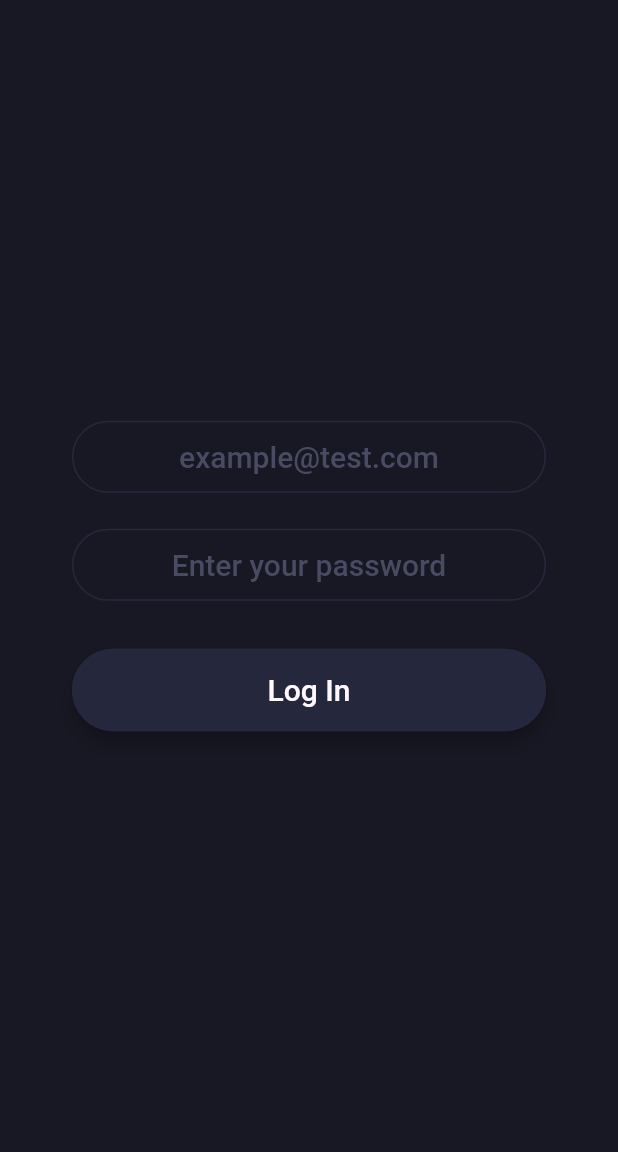
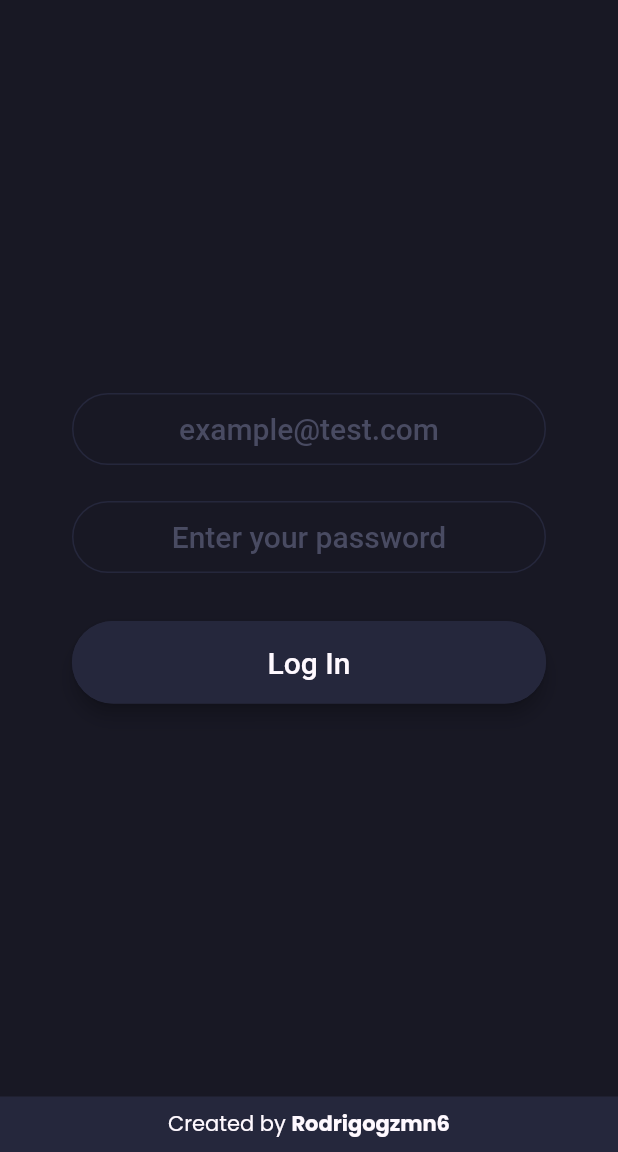
Before and after one commit to Rodrigogzmn6/todo_app, a Flutter app: the screen it shows after launch, after a tap on "Login", on a phone screen of 412 x 824 dp, the part 84-1236 px from its top. Run offline on Flutter 3.47's test engine with Material 2 defaults, Android fonts, the phone set to English and light mode, and no system bars; drawn by our look-alikes of modal_progress_hud_nsn; our stand-ins replace cloud_firestore, firebase_auth, firebase_core, google_fonts; accounts and stored records are empty.

Commit message:
UI finished

```diff
--- a/lib/constants.dart
+++ b/lib/constants.dart
@@ -1,7 +1,7 @@
 import 'package:flutter/material.dart';
 
 class Constants {
-  // * Colors
+  // * COLORS
   // * Title and active
   static const activeTextColor = Color(0xFF4773D8);
   static const titleTextColor = Color(0xFFFFFFFF);
@@ -18,7 +18,9 @@ class Constants {
   static const lgTextColor = Color(0xFF4D4E5C);
   static const lgCheckedTextColor = Color(0xFFC4C3C9);
 
-  // * Strings
+  // * STRINGS
+  // * Collection Name
+  static const collection = 'users';
   // * Forms
   static const namePlaceholder = 'Enter your name';
   static const lastnamePlaceholder = 'Enter your last name';
@@ -33,7 +35,10 @@ class Constants {
   static const blankEmail = "Please fill the email field";
   static const blankPassword = "Please fill the password field";
 
-  // * Decorations
+  // * Repository link
+  static const repoLink = 'https://github.com/Rodrigogzmn6';
+
+  // * DECORATIONS
   static const formTextFieldDecoration = InputDecoration(
     hintText: 'Enter a value',
     hintStyle: TextStyle(color: dkCheckedTextColor),
@@ -58,7 +63,7 @@ class Constants {
     focusedBorder: InputBorder.none,
   );
 
-  // * Dummy task
+  // * DUMMY TASK
   static List<Map<String, dynamic>> dummyTasks = [
     {"isChecked": false, "text": "Buy milk"},
     {"isChecked": false, "text": "Go to the gym"},
--- a/lib/main.dart
+++ b/lib/main.dart
@@ -1,12 +1,14 @@
 import 'package:firebase_auth/firebase_auth.dart';
 import 'package:flutter/material.dart';
 import 'package:firebase_core/firebase_core.dart';
+import 'package:todo_app/providers/user_provider.dart';
 import 'package:todo_app/routes/home_route.dart';
 import 'firebase_options.dart';
 import 'package:google_fonts/google_fonts.dart';
 import 'routes/welcome_route.dart';
 import 'routes/login_route.dart';
 import 'routes/register_route.dart';
+import 'package:provider/provider.dart';
 
 Future<void> main() async {
   WidgetsFlutterBinding.ensureInitialized();
--- a/lib/widgets/main_frame.dart
+++ b/lib/widgets/main_frame.dart
@@ -1,6 +1,8 @@
 import 'package:firebase_auth/firebase_auth.dart';
 import 'package:flutter/material.dart';
+import 'package:google_fonts/google_fonts.dart';
 import 'package:todo_app/constants.dart';
+import 'package:url_launcher/url_launcher.dart';
 
 class MainFrame extends StatelessWidget {
   final Widget childWidget;
@@ -12,6 +14,15 @@ class MainFrame extends StatelessWidget {
       this.logoutIcon = false});
 
   final _auth = FirebaseAuth.instance;
+
+  void handleVisitURL() async {
+    Uri link = Uri.parse(Constants.repoLink);
+    if (await canLaunchUrl(link)) {
+      await launchUrl(link);
+    } else {
+      throw "Couldn't open link";
+    }
+  }
 
   @override
   Widget build(BuildContext context) {
@@ -65,6 +76,34 @@ class MainFrame extends StatelessWidget {
       ),
       backgroundColor: Constants.dkBackgroundColor,
       body: childWidget,
+      bottomNavigationBar: Container(
+        color: Constants.dkItemBackgroundColor,
+        child: Padding(
+          padding: EdgeInsets.all(8.0),
+          child: Row(
+            mainAxisAlignment: MainAxisAlignment.center,
+            children: [
+              Text(
+                "Created by ",
+                style: GoogleFonts.poppins(
+                  textStyle: const TextStyle(color: Constants.dkTextColor),
+                ),
+              ),
+              GestureDetector(
+                onTap: handleVisitURL,
+                child: Text(
+                  "Rodrigogzmn6",
+                  style: GoogleFonts.poppins(
+                    textStyle: const TextStyle(
+                        fontWeight: FontWeight.bold,
+                        color: Constants.dkTextColor),
+                  ),
+                ),
+              ),
+            ],
+          ),
+        ),
+      ),
     );
   }
 }
--- a/lib/widgets/new_task.dart
+++ b/lib/widgets/new_task.dart
@@ -53,6 +53,9 @@ class _NewTaskState extends State<NewTask> {
   @override
   Widget build(BuildContext context) {
     return CheckboxListTile(
+      shape: RoundedRectangleBorder(
+        borderRadius: BorderRadius.circular(10.0),
+      ),
       tileColor: Constants.dkItemBackgroundColor,
       value: isChecked,
       onChanged: (value) => setState(() {
--- a/pubspec.yaml
+++ b/pubspec.yaml
@@ -39,6 +39,8 @@ dependencies:
   cloud_firestore: ^4.8.4
   firebase_auth: ^4.7.2
   modal_progress_hud_nsn: ^0.4.0
+  url_launcher: ^6.1.12
+  provider: ^6.0.5
 
 dev_dependencies:
   flutter_test:
```
Also changed, not shown: lib/components/task_tile.dart (added, +33 -0 lines), lib/providers/user_provider.dart (added, +39 -0 lines), lib/routes/home_route.dart (+17 -1 lines), lib/widgets/filters.dart (added, +57 -0 lines), lib/widgets/tasks_list.dart (added, +60 -0 lines), 5 other files.
